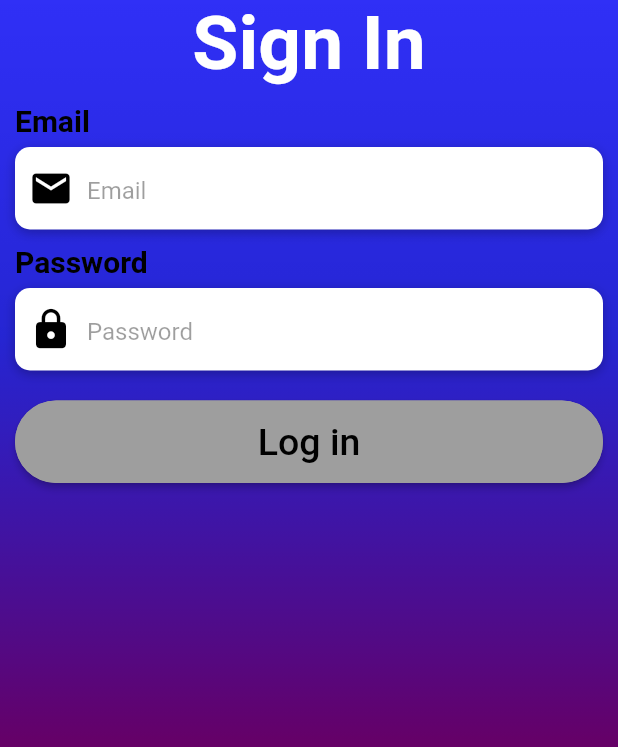
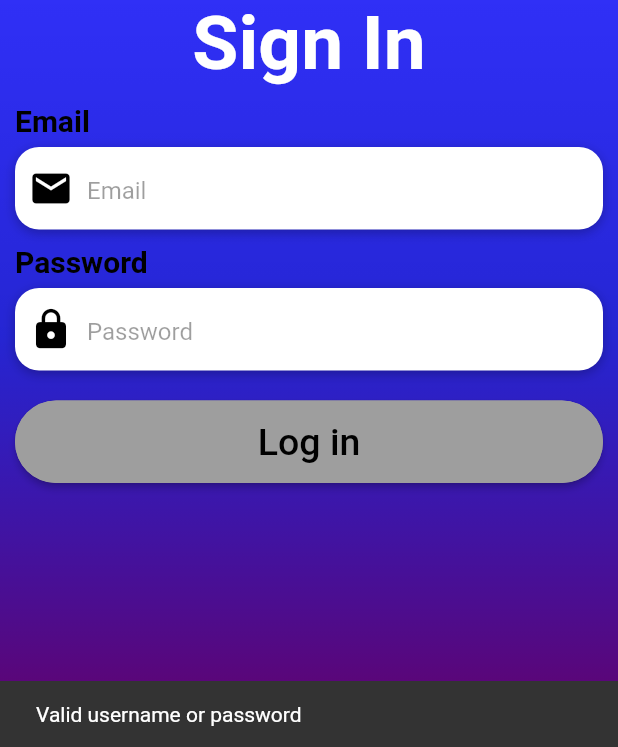
Before and after one commit to YuunOoO/DragCon, a Flutter app: the screen it shows after launch, after a tap on "Log in", on a phone screen of 412 x 824 dp, the part 489-1236 px from its top. Run offline on Flutter 3.47's test engine with Material 2 defaults, Android fonts, the phone set to English and light mode, and no system bars; our stand-ins replace sqflite; accounts and stored records are empty.

Commit message:
Homepage first works v1.1

```diff
--- a/lib/Pages/LoginScreen.dart
+++ b/lib/Pages/LoginScreen.dart
@@ -13,11 +13,6 @@ class LoginScreen extends StatefulWidget {
 
   @override
   _LoginScreenState createState() => _LoginScreenState();
-}
-
-class PrimitiveWrapper {
-  bool flag = false;
-  PrimitiveWrapper(this.flag);
 }
 
 Future Authentication(BuildContext context) async {
@@ -38,6 +33,9 @@ Future Authentication(BuildContext context) async {
       return homepage();
     }));
   }
+  ScaffoldMessenger.of(context).showSnackBar(SnackBar(
+    content: Text("Valid username or password"),
+  ));
 }
 
 Widget buildEmail(final name) {
@@ -54,17 +52,19 @@ Widget buildEmail(final name) {
         alignment: Alignment.centerLeft,
         decoration: BoxDecoration(
             color: Colors.white,
-            borderRadius: BorderRadius.circular(10),
+            borderRadius: BorderRadius.circular(16),
             boxShadow: [
               BoxShadow(
                   color: Colors.black26, blurRadius: 6, offset: Offset(0, 2))
             ]),
         height: 55,
         child: TextField(
+          obscureText: false,
           controller: name,
           keyboardType: TextInputType.emailAddress,
           style: TextStyle(color: Colors.black87),
           decoration: InputDecoration(
+              floatingLabelBehavior: FloatingLabelBehavior.auto,
               border: InputBorder.none,
               contentPadding: EdgeInsets.only(top: 16),
               prefixIcon: Icon(
@@ -95,13 +95,14 @@ Widget buildPassword(final passw) {
         alignment: Alignment.centerLeft,
         decoration: BoxDecoration(
             color: Colors.white,
-            borderRadius: BorderRadius.circular(10),
+            borderRadius: BorderRadius.circular(16),
             boxShadow: [
               BoxShadow(
                   color: Colors.black26, blurRadius: 6, offset: Offset(0, 2))
             ]),
         height: 55,
         child: TextField(
+          obscureText: true,
           controller: passw, //przypisanie
           keyboardType: TextInputType.visiblePassword,
           style: TextStyle(color: Colors.black87),
```
